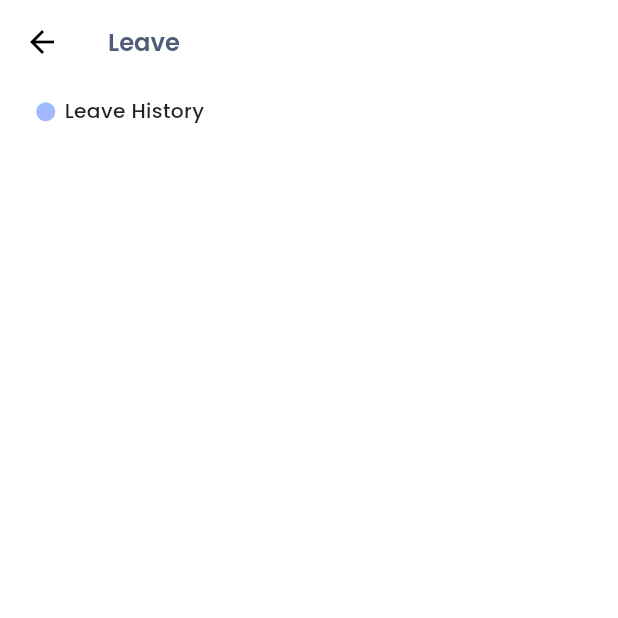
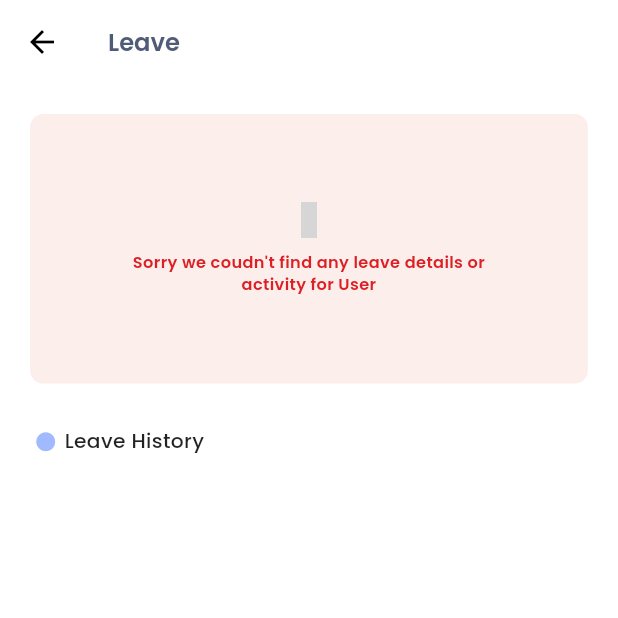
Before and after one commit to Nathesh-Rao/AgileSpace, a Flutter app: the LeaveDetailsScreen screen opened by its route, after a tap on the "close" icon, on a phone screen of 412 x 824 dp, the top half of it. Run offline on Flutter 3.47's test engine with Material 3 defaults, Android fonts, the phone set to English and light mode, and no system bars; drawn by our look-alikes of skeletonizer; our stand-ins replace animate_do, animated_flip_counter, auto_size_text, carousel_slider, connectivity_plus, dropdown_button2 and 24 more; missing offline and left inert: animated_switcher_plus, background_location_tracker, file_downloader_flutter, flutter_expanded_tile, flutter_inappwebview, load_switch and 5 more; accounts and stored records are empty; network calls fail; project files that could hold a hidden picture were left out; grey boxes are pictures that could not be loaded.

```diff
--- a/lib/modules/leaves/screens/leave_details_screen.dart
+++ b/lib/modules/leaves/screens/leave_details_screen.dart
@@ -5,6 +5,7 @@ import 'package:axpert_space/modules/leaves/leaves.dart';
 import 'package:axpert_space/modules/leaves/widgets/leave_details_header_widget.dart';
 import 'package:flutter/material.dart';
 import 'package:get/get.dart';
+import 'package:material_symbols_icons/symbols.dart';
 
 class LeaveDetailsScreen extends GetView<LeaveController> {
   const LeaveDetailsScreen({super.key});
@@ -29,7 +30,7 @@ class LeaveDetailsScreen extends GetView<LeaveController> {
           Obx(() => controller.leaveDetailsList.isNotEmpty
               ? LeaveDetailsHeaderWidget()
                   .skeletonLoading(controller.isLeaveDetailsLoading.value)
-              : SizedBox.shrink()),
+              : _emptyWidget()),
           10.verticalSpace,
           Row(
             children: [
@@ -101,4 +102,31 @@ class LeaveDetailsScreen extends GetView<LeaveController> {
       ),
     );
   }
+
+  Widget _emptyWidget() {
+    return Container(
+      height: 200.h,
+      margin: EdgeInsets.all(20.w),
+      padding: EdgeInsets.all(50.w),
+      decoration: BoxDecoration(
+        color: AppColors.snackBarErrorColorRed.withAlpha(50),
+        borderRadius: BorderRadius.circular(10.r),
+      ),
+      child: Center(
+        child: Column(
+          spacing: 10.h,
+          mainAxisSize: MainAxisSize.min,
+          children: [
+            Icon(Symbols.error, color: AppColors.baseRed),
+            Text(
+              "Sorry we coudn't find any leave details or activity for User ${globalVariableController.USER_NAME}",
+              textAlign: TextAlign.center,
+              style: AppStyles.actionButtonStyle
+                  .copyWith(color: AppColors.baseRed),
+            )
+          ],
+        ),
+      ),
+    );
+  }
 }
--- a/lib/modules/leaves/widgets/leave_details_header_widget.dart
+++ b/lib/modules/leaves/widgets/leave_details_header_widget.dart
@@ -17,8 +17,8 @@ class LeaveDetailsHeaderWidget extends GetView<LeaveController> {
       margin: EdgeInsets.symmetric(horizontal: 23, vertical: 10),
       decoration: BoxDecoration(
         borderRadius: BorderRadius.circular(15.r),
-        // color: AppColors.baseGray.withAlpha(100),
-        color: AppColors.snackBarNotificationColorBlue.withAlpha(100),
+        color: AppColors.baseGray.withAlpha(150),
+        // color: AppColors.snackBarNotificationColorBlue.withAlpha(100),
 
         // gradient: LinearGradient(
         //   begin: Alignment.topCenter,
```
Also changed, not shown: lib/modules/leaves/controller/leave_controller.dart (+8 -8 lines), lib/modules/leaves/widgets/leave_dashboard_count_widget.dart (+33 -9 lines), lib/modules/leaves/widgets/leave_dashboard_widget.dart (+6 -1 lines).
